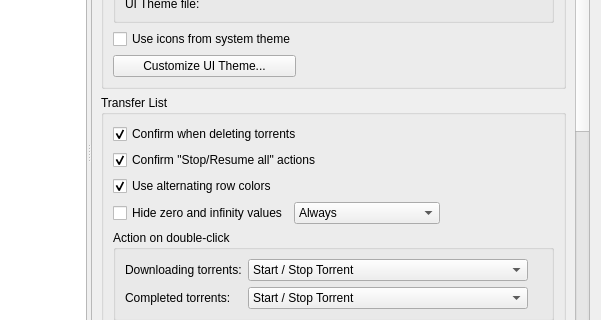
The window that src/gui/optionsdialog.ui (qbittorrent/qBittorrent) describes before a commit, drawn with Qt 5; both pictures show x 178 to 779 and y 130 to 450 of the 779 by 591 pixel window.
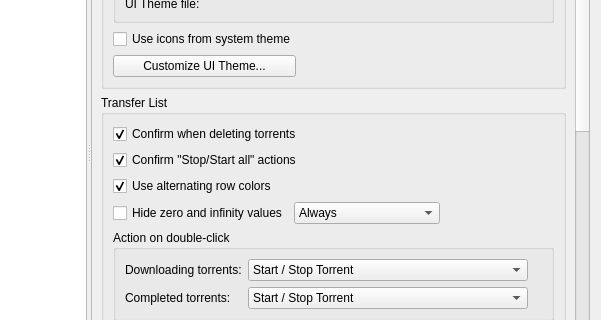
The same window after the commit. Custom widgets are drawn as their Qt base class.

Commit message: Rename Resume to Start

```diff
--- a/src/gui/optionsdialog.ui
+++ b/src/gui/optionsdialog.ui
@@ -232,7 +232,7 @@
                   <string>Shows a confirmation dialog upon pausing/resuming all the torrents</string>
                  </property>
                  <property name="text">
-                  <string>Confirm &quot;Stop/Resume all&quot; actions</string>
+                  <string>Confirm &quot;Stop/Start all&quot; actions</string>
                  </property>
                  <property name="checked">
                   <bool>true</bool>
```
Left out of the diff: 4 changed lines with no effect on the pictures. The commit also changes 16 other files.
